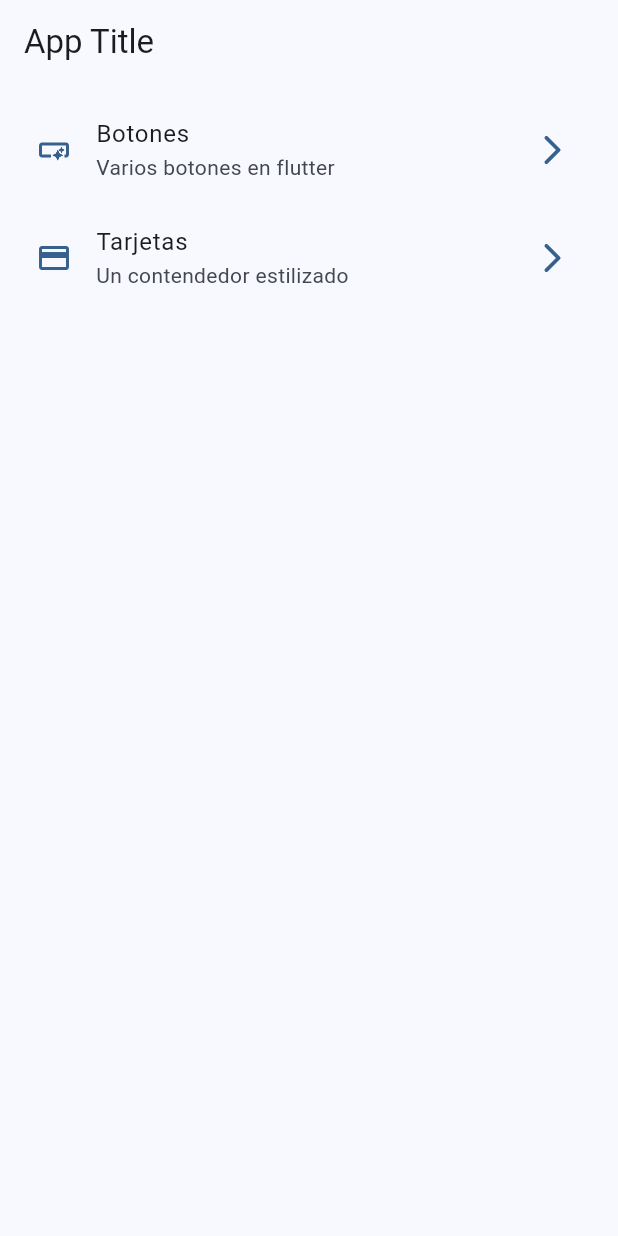
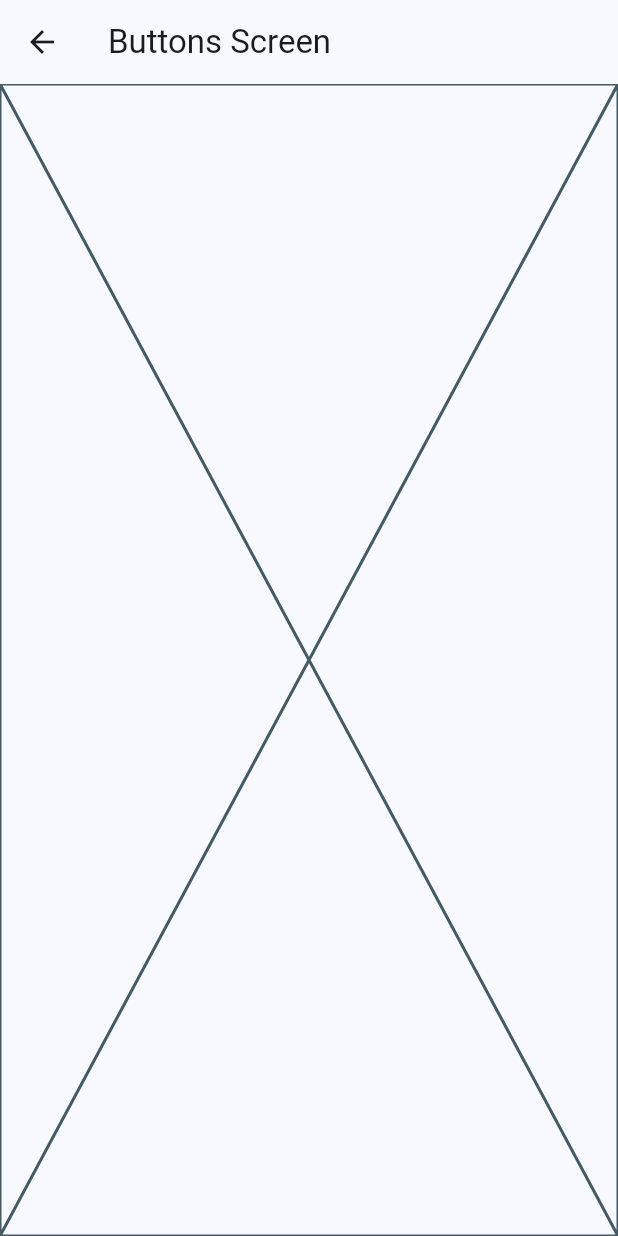
Before and after one commit to josuearroliga/widgetsApp, a Flutter app: the screen it shows after launch, after a tap on "Botones", on a phone screen of 412 x 824 dp. Run offline on Flutter 3.47's test engine with Material 3 defaults, Android fonts, the phone set to English and light mode, and no system bars; our stand-ins replace go_router.

Commit message:
go_router configurado

```diff
--- a/lib/config/menu/menu_items.dart
+++ b/lib/config/menu/menu_items.dart
@@ -17,13 +17,13 @@ const appMenuItems = <MenuItem>[
   MenuItem(
     title: 'Botones',
     subTitle: 'Varios botones en flutter',
-    link: '/botones',
+    link: '/buttons',
     icon: Icons.smart_button_outlined,
   ),
   MenuItem(
     title: 'Tarjetas',
     subTitle: 'Un contendedor estilizado',
-    link: '/card',
+    link: '/cards',
     icon: Icons.credit_card,
   ),
 ];
--- /dev/null
+++ b/lib/config/router/app_router.dart
@@ -0,0 +1,22 @@
+import 'package:go_router/go_router.dart';
+import 'package:widget_app/presentation/screens/screens_exports.dart';
+
+//To implement go router you go to the main and add .router to the material app, then you add the "routerConfig" setting to this andyou selectappRouter.
+
+// GoRouter configuration
+final appRouter = GoRouter(
+  routes: [
+    GoRoute(
+      path: '/',
+      builder: (context, state) => const HomeScreen(),
+    ),
+    GoRoute(
+      path: '/buttons',
+      builder: (context, state) => const ButtonsScreen(),
+    ),
+    GoRoute(
+      path: '/cards',
+      builder: (context, state) => const CardsScreen(),
+    ),
+  ],
+);
--- a/lib/main.dart
+++ b/lib/main.dart
@@ -1,6 +1,6 @@
 import 'package:flutter/material.dart';
+import 'package:widget_app/config/router/app_router.dart';
 import 'package:widget_app/config/theme/app_theme.dart';
-import 'package:widget_app/presentation/screens/home/home_screen.dart.dart';
 
 void main() {
   runApp(const MainApp());
@@ -11,12 +11,10 @@ class MainApp extends StatelessWidget {
 
   @override
   Widget build(BuildContext context) {
-    return MaterialApp(
+    return MaterialApp.router(
+      routerConfig: appRouter,
       debugShowCheckedModeBanner: false,
       theme: AppTheme(selectedColor: 0).getTheme(),
-      home: const Scaffold(
-        body: HomeScreen(),
-      ),
     );
   }
 }
--- /dev/null
+++ b/lib/presentation/screens/buttons/buttons_screen.dart
@@ -0,0 +1,15 @@
+import 'package:flutter/material.dart';
+
+class ButtonsScreen extends StatelessWidget {
+  const ButtonsScreen({super.key});
+
+  @override
+  Widget build(BuildContext context) {
+    return Scaffold(
+      appBar: AppBar(
+        title: const Text('Buttons Screen'),
+      ),
+      body: const Placeholder(),
+    );
+  }
+}
--- /dev/null
+++ b/lib/presentation/screens/cards/cards_screen.dart
@@ -0,0 +1,15 @@
+import 'package:flutter/material.dart';
+
+class CardsScreen extends StatelessWidget {
+  const CardsScreen({super.key});
+
+  @override
+  Widget build(BuildContext context) {
+    return Scaffold(
+      appBar: AppBar(
+        title: const Text('Cards Screen'),
+      ),
+      body: const Placeholder(),
+    );
+  }
+}
--- a/lib/presentation/screens/home/home_screen.dart.dart
+++ b/lib/presentation/screens/home/home_screen.dart
@@ -1,4 +1,5 @@
 import 'package:flutter/material.dart';
+import 'package:go_router/go_router.dart';
 
 import '../../../config/menu/menu_items.dart';
 
@@ -44,7 +45,6 @@ class _CustomListTile extends StatelessWidget {
     final colors = Theme.of(context).colorScheme;
 
     return ListTile(
-      onTap: () {},
       leading: Icon(
         menuItem.icon,
         color: colors.primary,
@@ -55,6 +55,9 @@ class _CustomListTile extends StatelessWidget {
       ),
       title: Text(menuItem.title),
       subtitle: Text(menuItem.subTitle),
+      onTap: () {
+        context.push(menuItem.link);
+      },
     );
   }
 }
--- /dev/null
+++ b/lib/presentation/screens/screens_exports.dart
@@ -0,0 +1,5 @@
+//Page created to have easy access to the many screens imports to avoid importing all of them in the go router page.
+
+export 'package:widget_app/presentation/screens/buttons/buttons_screen.dart';
+export 'package:widget_app/presentation/screens/cards/cards_screen.dart';
+export 'package:widget_app/presentation/screens/home/home_screen.dart';
--- a/pubspec.yaml
+++ b/pubspec.yaml
@@ -9,11 +9,12 @@ environment:
 dependencies:
   flutter:
     sdk: flutter
+  go_router: ^14.1.0
 
 dev_dependencies:
+  flutter_lints: ^3.0.0
   flutter_test:
     sdk: flutter
-  flutter_lints: ^3.0.0
 
 flutter:
   uses-material-design: true
```
Also changed, not shown: pubspec.lock.
